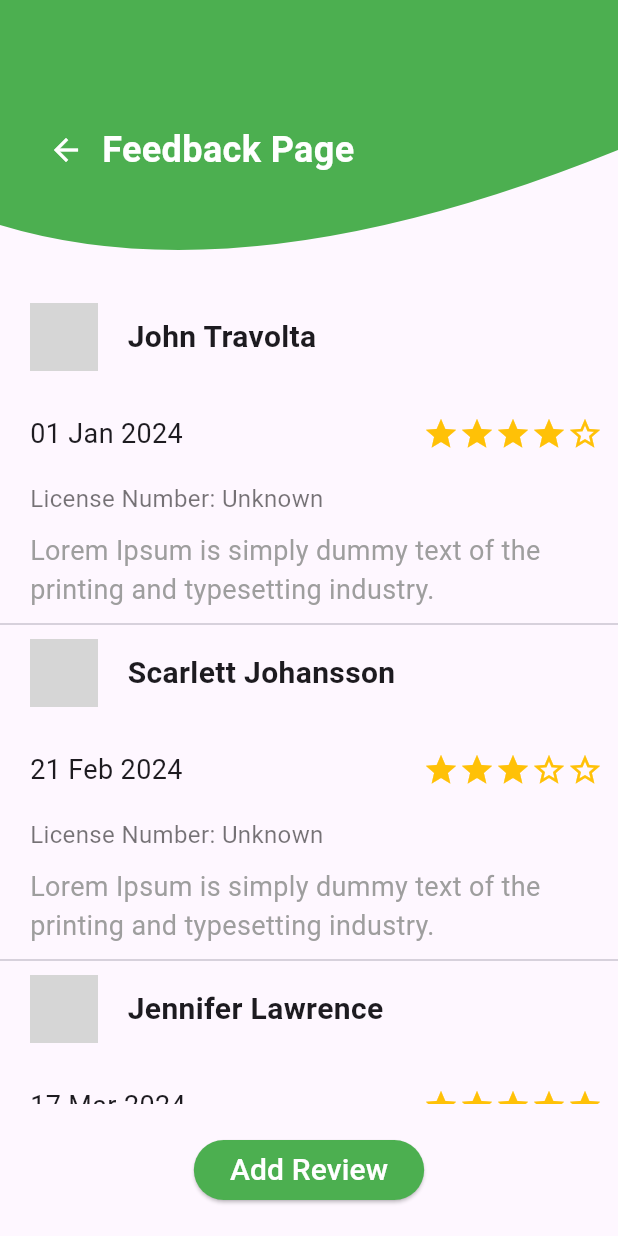
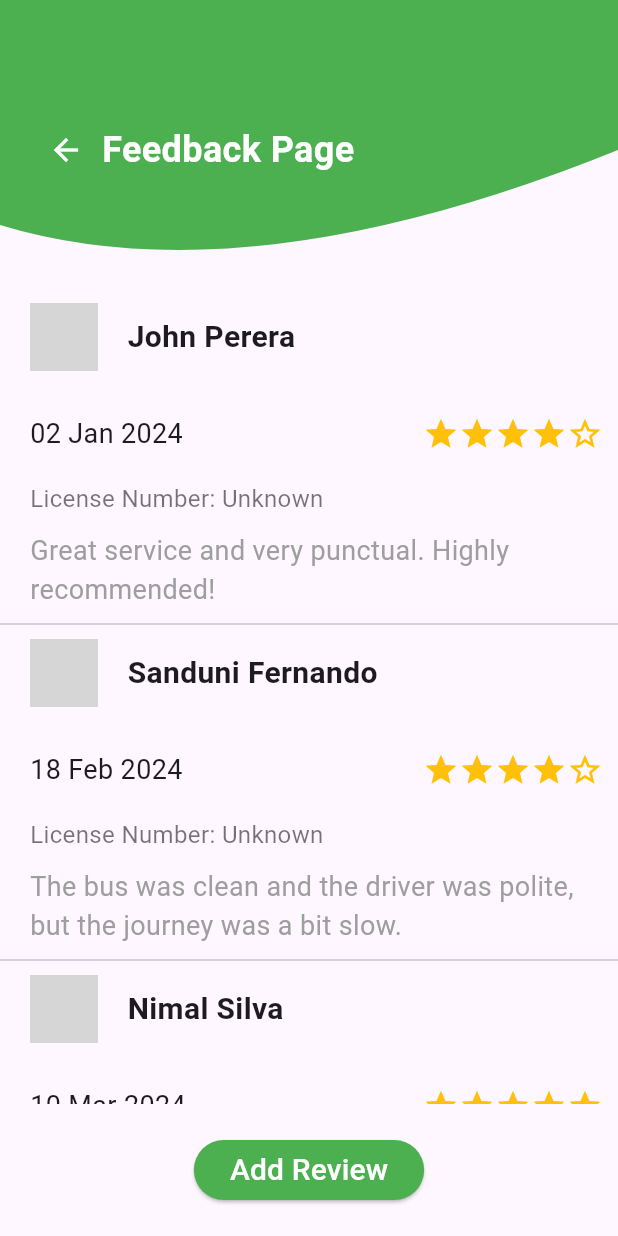
Before and after one commit to Amikzz/rideeasyfront-fire, a Flutter app: the FeedbackPage screen opened directly, on a phone screen of 412 x 824 dp. Run offline on Flutter 3.47's test engine with Material 3 defaults, Android fonts, the phone set to English and light mode, and no system bars; our stand-ins replace awesome_dialog, carousel_slider, cloud_firestore, firebase_auth, firebase_core, flutter_credit_card and 5 more; missing offline and left inert: dart:ffi; accounts and stored records are empty; network calls fail; grey boxes are pictures that could not be loaded.

Commit message:
11.32 pm commit

```diff
--- a/lib/common/constant.dart
+++ b/lib/common/constant.dart
@@ -2,107 +2,52 @@ import 'package:ride_easy/models/reviewModel.dart';
 
 final reviewList = [
   Review(
-    imageUrl: 'https://avatars.githubusercontent.com/u/210413',
-    name: "John Travolta",
-    rating: 3.5,
-    date: "01 Jan 2024",
-    comment:
-        "Lorem Ipsum is simply dummy text of the printing and typesetting industry.",
+    imageUrl: 'https://static-00.iconduck.com/assets.00/profile-default-icon-2048x2045-u3j7s5nj.png',
+    name: "John Perera",
+    rating: 4.0,
+    date: "02 Jan 2024",
+    comment: "Great service and very punctual. Highly recommended!",
   ),
   Review(
-    imageUrl: "https://avatars.githubusercontent.com/u/210414",
-    name: "Scarlett Johansson",
-    rating: 2.5,
-    date: "21 Feb 2024",
-    comment:
-        "Lorem Ipsum is simply dummy text of the printing and typesetting industry.",
+    imageUrl: "https://static-00.iconduck.com/assets.00/profile-default-icon-2048x2045-u3j7s5nj.png",
+    name: "Sanduni Fernando",
+    rating: 3.5,
+    date: "18 Feb 2024",
+    comment: "The bus was clean and the driver was polite, but the journey was a bit slow.",
   ),
   Review(
-    imageUrl: "https://avatars.githubusercontent.com/u/210415",
-    name: "Jennifer Lawrence",
-    rating: 4.5,
-    date: "17 Mar 2024",
-    comment:
-        "Lorem Ipsum is simply dummy text of the printing and typesetting industry.",
+    imageUrl: "https://static-00.iconduck.com/assets.00/profile-default-icon-2048x2045-u3j7s5nj.png",
+    name: "Nimal Silva",
+    rating: 5.0,
+    date: "10 Mar 2024",
+    comment: "Excellent experience. The driver followed all the safety protocols.",
   ),
   Review(
-    imageUrl: "https://avatars.githubusercontent.com/u/210416",
-    name: "Michael Jordan",
-    rating: 1.5,
-    date: "12 Apr 2024",
-    comment:
-        "Lorem Ipsum is simply dummy text of the printing and typesetting industry. Lorem Ipsum has been the industry's standard dummy text ever since the 1500s, when an unknown printer took a galley of type and scrambled it to make a type specimen book.",
+    imageUrl: "https://static-00.iconduck.com/assets.00/profile-default-icon-2048x2045-u3j7s5nj.png",
+    name: "Amalie Dias",
+    rating: 2.5,
+    date: "15 Apr 2024",
+    comment: "The bus was delayed by an hour, but the driver was friendly.",
   ),
   Review(
-    imageUrl: "https://avatars.githubusercontent.com/u/210417",
-    name: "Nicole Kidman",
-    rating: 2.0,
-    date: "28 May 2024",
-    comment:
-        "Lorem Ipsum is simply dummy text of the printing and typesetting industry.",
+    imageUrl: "https://static-00.iconduck.com/assets.00/profile-default-icon-2048x2045-u3j7s5nj.png",
+    name: "Sachin de Silva",
+    rating: 4.5,
+    date: "25 May 2024",
+    comment: "Very comfortable ride and the air conditioning was great!",
   ),
   Review(
-    imageUrl: "https://avatars.githubusercontent.com/u/210418",
-    name: "James Franco",
-    rating: 4.0,
-    date: "21 Aug 2024",
-    comment:
-        "Lorem Ipsum is simply dummy text of the printing and typesetting industry.",
+    imageUrl: "https://static-00.iconduck.com/assets.00/profile-default-icon-2048x2045-u3j7s5nj.png",
+    name: "Shanika Kumarasinghe",
+    rating: 3.0,
+    date: "30 Jun 2024",
+    comment: "Good service, but the bus could have been cleaner.",
   ),
   Review(
-    imageUrl: "https://avatars.githubusercontent.com/u/210419",
-    name: "Margot Robbie",
-    rating: 1.0,
-    date: "04 Aug 2024",
-    comment:
-        "Lorem Ipsum is simply dummy text of the printing and typesetting industry.",
-  ),
-  Review(
-    imageUrl: "https://avatars.githubusercontent.com/u/210423",
-    name: "Nicolas Cage",
-    rating: 3.0,
-    date: "02 Jun 2024",
-    comment:
-        "Lorem Ipsum is simply dummy text of the printing and typesetting industry.",
-  ),
-  Review(
-    imageUrl: "https://avatars.githubusercontent.com/u/210433",
-    name: "Emma Stone",
-    rating: 5.0,
-    date: "21 May 2020",
-    comment:
-        "Lorem Ipsum is simply dummy text of the printing and typesetting industry.",
-  ),
-  Review(
-    imageUrl: "https://avatars.githubusercontent.com/u/211413",
-    name: "Johnny Depp",
-    rating: 3.5,
-    date: "14 May 2024",
-    comment:
-        "Lorem Ipsum is simply dummy text of the printing and typesetting industry.",
-  ),
-  Review(
-    imageUrl: "https://avatars.githubusercontent.com/u/211413",
-    name: "Natalie Portman",
-    rating: 3.5,
-    date: "14 Nov 2024",
-    comment:
-        "Lorem Ipsum is simply dummy text of the printing and typesetting industry.",
-  ),
-  Review(
-    imageUrl: "https://avatars.githubusercontent.com/u/212413",
-    name: "Anne Hathaway",
-    rating: 3.5,
-    date: "14 Nov 2023",
-    comment:
-        "Lorem Ipsum is simply dummy text of the printing and typesetting industry.",
-  ),
-  Review(
-    imageUrl: "https://avatars.githubusercontent.com/u/213413",
-    name: "Charlize Theron",
-    rating: 3.5,
-    date: "14 Nov 2023",
-    comment:
-        "Lorem Ipsum is simply dummy text of the printing and typesetting industry.",
+    imageUrl: "https://static-00.iconduck.com/assets.00/profile-default-icon-2048x2045-u3j7s5nj.png",
+    name: "Rashan Jayasinghe",
+    rating: 4.0,
+    date: "21 Dec 2024",
+    comment: "Comfortable and safe journey. Highly recommended for families.",
   ),
 ];
```
Also changed, not shown: lib/features/BusShedule/busshedule.dart (+59 -76 lines), lib/features/FeedbackPage/feedbackpage.dart (+56 -2 lines), lib/features/SupportPage/formpage.dart (+37 -8 lines), 2 other files.
